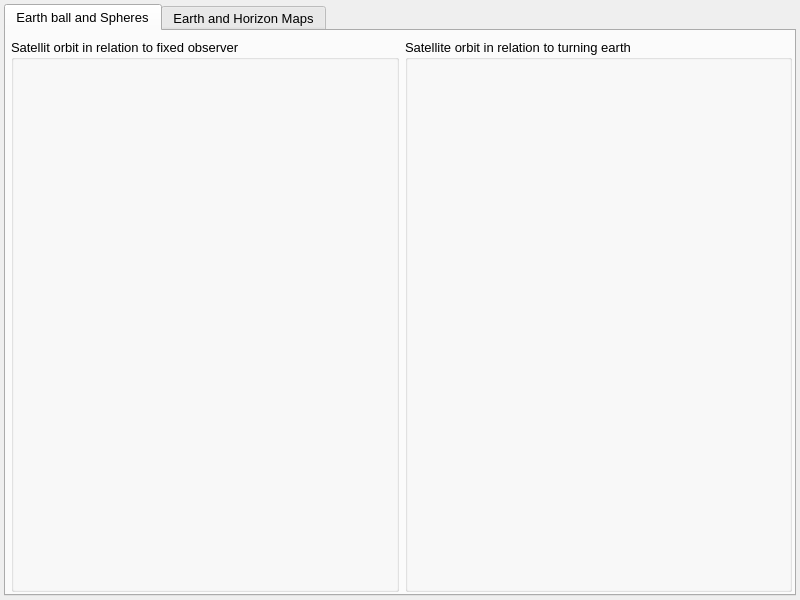
Before: the Qt Designer form mw4/gui/widgets/satellite.ui in mworion/MountWizzard4, drawn with Qt 5.
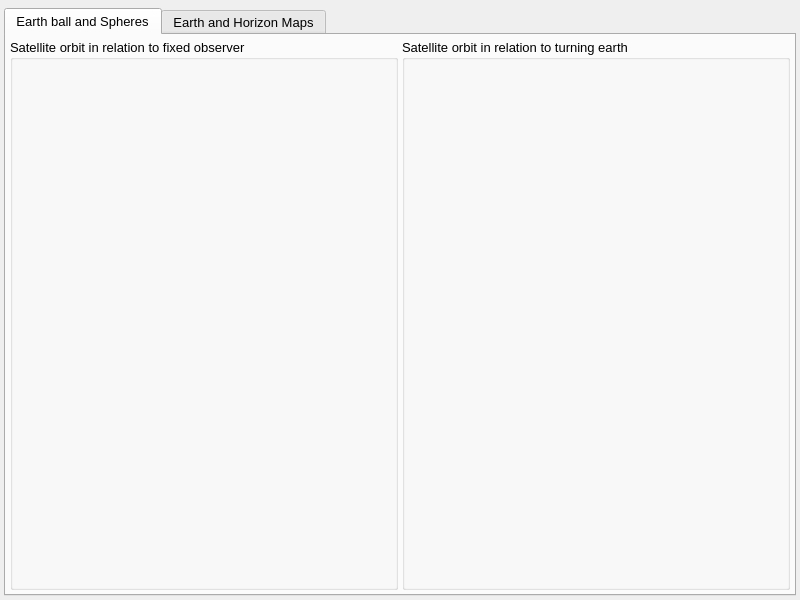
After: the same form once the commit is applied.

Commit message: finalized gui sizable

What changed in the file:
```diff
--- a/mw4/gui/widgets/satellite.ui
+++ b/mw4/gui/widgets/satellite.ui
@@ -54,7 +54,7 @@
     <number>4</number>
    </property>
    <property name="topMargin">
-    <number>4</number>
+    <number>8</number>
    </property>
    <property name="rightMargin">
     <number>4</number>
@@ -80,35 +80,29 @@
       <attribute name="title">
        <string>Earth ball and Spheres</string>
       </attribute>
-      <widget class="QWidget" name="horizontalLayoutWidget">
-       <property name="geometry">
-        <rect>
-         <x>5</x>
-         <y>4</y>
-         <width>781</width>
-         <height>561</height>
-        </rect>
-       </property>
-       <layout class="QHBoxLayout" name="horizontalLayout" stretch="0,0">
+      <layout class="QHBoxLayout" name="horizontalLayout">
         <property name="spacing">
-         <number>6</number>
+        <number>4</number>
+       </property>
+       <property name="leftMargin">
+        <number>4</number>
         </property>
         <property name="topMargin">
          <number>4</number>
         </property>
+       <property name="rightMargin">
+        <number>4</number>
+       </property>
         <property name="bottomMargin">
          <number>4</number>
         </property>
         <item>
          <widget class="QGroupBox" name="groupBox">
-          <property name="sizePolicy">
-           <sizepolicy hsizetype="Expanding" vsizetype="Expanding">
-            <horstretch>0</horstretch>
-            <verstretch>0</verstretch>
-           </sizepolicy>
+         <property name="toolTip">
+          <string>Show the satellite path in orbit. The observer is a fixed place with the coordinates of the mount. The earth is not turning. therefore we get normally a spiral path for the satellite. </string>
           </property>
           <property name="title">
-           <string>Satellit orbit in relation to fixed observer</string>
+          <string>Satellite orbit in relation to fixed observer</string>
           </property>
           <property name="large" stdset="0">
            <bool>true</bool>
@@ -118,7 +112,7 @@
             <number>0</number>
            </property>
            <property name="topMargin">
-            <number>8</number>
+           <number>0</number>
            </property>
            <property name="rightMargin">
             <number>0</number>
@@ -153,11 +147,8 @@
         </item>
         <item>
          <widget class="QGroupBox" name="groupBox_2">
-          <property name="sizePolicy">
-           <sizepolicy hsizetype="Expanding" vsizetype="Expanding">
-            <horstretch>0</horstretch>
-            <verstretch>0</verstretch>
-           </sizepolicy>
+         <property name="toolTip">
+          <string>Show the satellite path in orbit. The observer is moving with the earth turning. We get normally a classical path for the satellite.</string>
           </property>
           <property name="title">
            <string>Satellite orbit in relation to turning earth</string>
@@ -170,7 +161,7 @@
             <number>0</number>
            </property>
            <property name="topMargin">
-            <number>8</number>
+           <number>0</number>
            </property>
            <property name="rightMargin">
             <number>0</number>
@@ -198,7 +189,6 @@
          </widget>
         </item>
        </layout>
-      </widget>
      </widget>
      <widget class="QWidget" name="tab_2">
       <property name="sizePolicy">
```
Left out of the diff: 41 changed lines with no effect on the pictures. Lines whose indentation alone changed are shown as unchanged. The commit also changes 1 other file.
